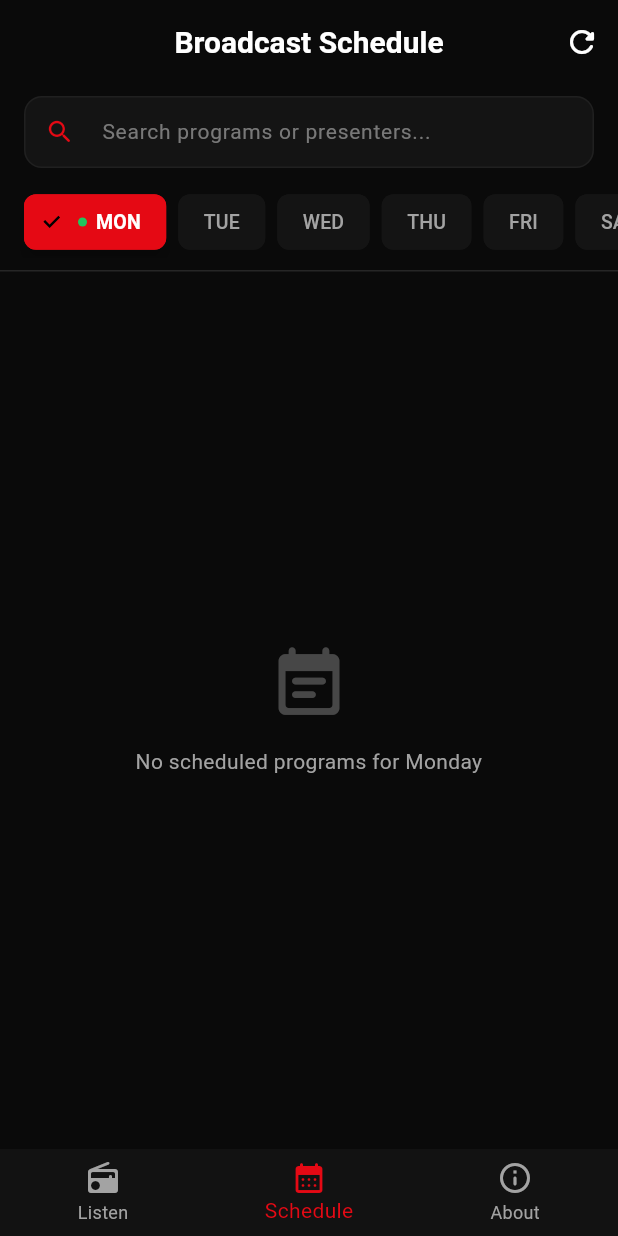
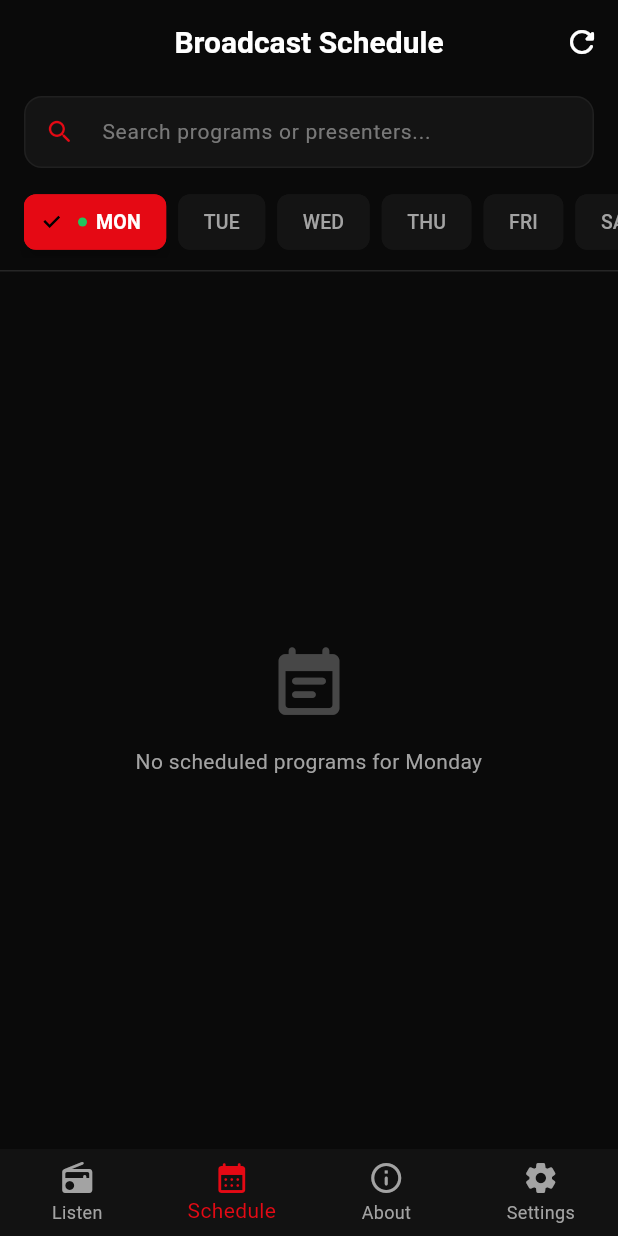
Before and after one commit to tom4k/radio90fm, a Flutter app: the screen it shows after launch, item 2 of the bottom bar chosen, on a phone screen of 412 x 824 dp. Run offline on Flutter 3.47's test engine with Material 3 defaults, Android fonts, the phone set to English and light mode, and no system bars; our stand-ins replace audio_service, connectivity_plus, flutter_local_notifications, flutter_riverpod, font_awesome_flutter, just_audio and 2 more; network calls fail.

Commit message:
Added Settings tab into bottom navigation bar layout

```diff
--- a/lib/app/app.dart
+++ b/lib/app/app.dart
@@ -5,6 +5,7 @@ import 'package:radio90fm/core/constants/app_constants.dart';
 import 'package:radio90fm/screens/listen/listen_screen.dart';
 import 'package:radio90fm/screens/schedule/schedule_screen.dart';
 import 'package:radio90fm/screens/about/about_screen.dart';
+import 'package:radio90fm/screens/settings/notification_settings_screen.dart';
 
 class RadioApp extends ConsumerStatefulWidget {
   const RadioApp({super.key});
@@ -20,6 +21,7 @@ class _RadioAppState extends ConsumerState<RadioApp> {
     ListenScreen(),
     ScheduleScreen(),
     AboutScreen(),
+    NotificationSettingsScreen(),
   ];
 
   @override
@@ -35,6 +37,7 @@ class _RadioAppState extends ConsumerState<RadioApp> {
         ),
         bottomNavigationBar: BottomNavigationBar(
           currentIndex: _currentIndex,
+          type: BottomNavigationBarType.fixed,
           onTap: (index) {
             setState(() {
               _currentIndex = index;
@@ -53,6 +56,10 @@ class _RadioAppState extends ConsumerState<RadioApp> {
               icon: Icon(Icons.info_outline_rounded),
               label: 'About',
             ),
+            BottomNavigationBarItem(
+              icon: Icon(Icons.settings_rounded),
+              label: 'Settings',
+            ),
           ],
         ),
       ),
```
